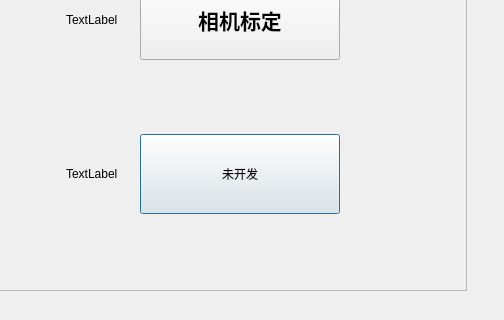
This is src/admin_system.ui in wangrichaoren/ToolBox as Qt 5 draws it before an edit; both pictures show x 93 to 597 and y 481 to 801 of the 597 by 801 pixel window. The edited form follows.
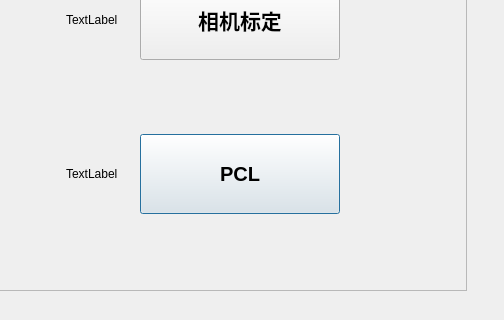
This is the edited form.

What changed in the file:
```diff
--- a/src/admin_system.ui
+++ b/src/admin_system.ui
@@ -141,8 +141,15 @@
            <height>80</height>
           </size>
          </property>
+         <property name="font">
+          <font>
+           <pointsize>15</pointsize>
+           <weight>75</weight>
+           <bold>true</bold>
+          </font>
+         </property>
          <property name="text">
-          <string>未开发</string>
+          <string>PCL</string>
          </property>
         </widget>
        </item>
```
